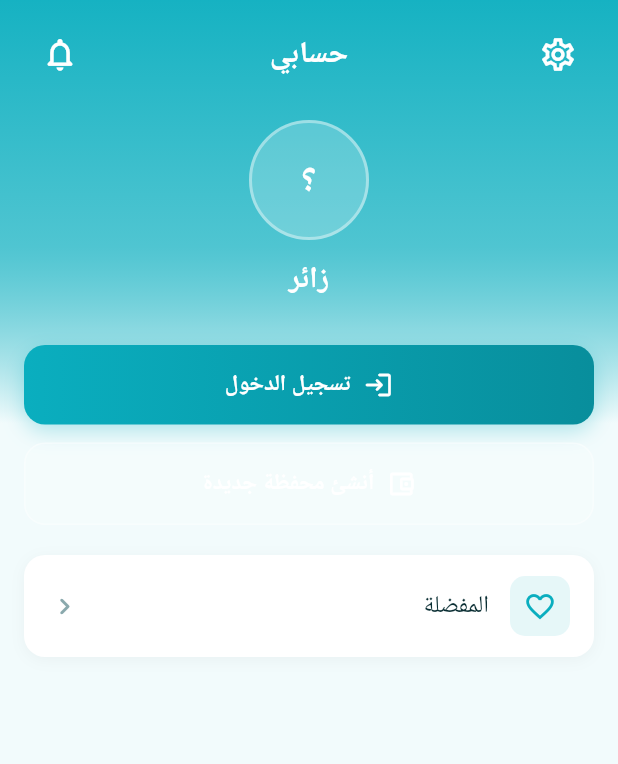
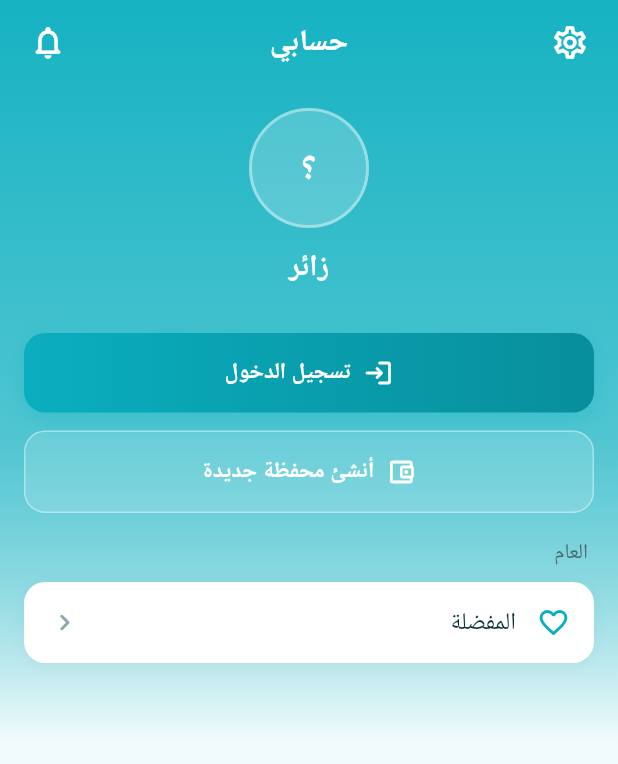
Before and after one commit to dev-mustafashihab/shihab-marketplace, a Flutter app: the ProfileScreen screen opened directly, on a phone screen of 412 x 824 dp. Shown: the top 764 px of the screen. Run offline on Flutter 3.47's test engine with Material 3 defaults, Android fonts, the light colour scheme and no system bars; our stand-ins replace cached_network_image, flutter_riverpod, geolocator, google_fonts, hugeicons, image_picker and 3 more; accounts and stored records are empty; Roboto replaces fonts that are missing (Cairo).

Commit message:
Profile: sections grouping, fixed header, spaces in account ID

```diff
--- a/frontend/lib/features/profile/profile_screen.dart
+++ b/frontend/lib/features/profile/profile_screen.dart
@@ -15,7 +15,7 @@
 import '../notifications/notifications_screen.dart';
 import '../transfers/transfers_screen.dart';
 
-/// حسابي — خلفية Gradient + كل عنصر بطاقة مستقلة (RTL كامل).
+/// حسابي — خلفية Gradient + أقسام منظمة + هيدر ثابت (RTL كامل).
 class ProfileScreen extends ConsumerWidget {
   const ProfileScreen({super.key});
 
@@ -45,22 +45,25 @@
             stops: const [0.0, 0.35, 0.6],
           ),
         ),
-        child: SafeArea(
+        child: Column(children: [
+          // هيدر ثابت لا يتحرك
+          _ProfileHeader(loggedIn: loggedIn),
+
+          // المحتوى القابل للتمرير
+          Expanded(
             child: SingleChildScrollView(
               padding: const EdgeInsets.fromLTRB(
                 AppSpacing.screenH,
-              AppSpacing.s12,
+                0,
                 AppSpacing.screenH,
                 32,
               ),
               child: Column(
                 crossAxisAlignment: CrossAxisAlignment.stretch,
                 children: [
-                // هيدر: جرس + عنوان + إعدادات
-                _ProfileHeader(loggedIn: loggedIn),
-                const SizedBox(height: AppSpacing.s20),
+                  const SizedBox(height: AppSpacing.s16),
 
-                // بطاقة المستخدم — على الخلفية المتدرجة
+                  // بطاقة المستخدم
                   _UserInfoCard(
                     loggedIn: loggedIn,
                     isVendor: isVendor,
@@ -90,10 +93,13 @@
                     ),
                   ],
 
+                  if (loggedIn) ...[
                     const SizedBox(height: AppSpacing.s20),
 
-                // كل عنصر بطاقة مستقلة
-                if (loggedIn) ...[
+                    // ── قسم: توثيق الحساب ──
+                    _SectionCard(
+                      title: 'توثيق الحساب',
+                      children: [
                         _MenuTile(
                           icon: Icons.badge_outlined,
                           title: 'الملفي الشخصي والتوثيق',
@@ -102,45 +108,152 @@
                             isVendor ? const RegisterScreen() : const ProfileDetailsScreen(),
                           ),
                         ),
+                      ],
+                    ),
+
+                    const SizedBox(height: AppSpacing.s16),
+
+                    // ── قسم: معلومات الحساب ──
+                    _SectionCard(
+                      title: 'معلومات الحساب',
+                      children: [
+                        _MenuTile(
+                          icon: Icons.person_outline_rounded,
+                          title: 'البيانات الشخصية',
+                          onTap: () => _push(context, const ProfileDetailsScreen()),
+                        ),
                         if (!isVendor) ...[
-                    const SizedBox(height: 10),
+                          _Divider(),
+                          _MenuTile(
+                            icon: Icons.account_balance_wallet_outlined,
+                            title: 'تفاصيل المحفظة',
+                            onTap: () => _push(context, const TransfersScreen()),
+                          ),
+                        ],
+                      ],
+                    ),
+
+                    const SizedBox(height: AppSpacing.s16),
+
+                    // ── قسم: إعدادات الأمان ──
+                    _SectionCard(
+                      title: 'إعدادات الأمان',
+                      children: [
+                        _MenuTile(
+                          icon: Icons.lock_outline_rounded,
+                          title: 'تغيير رمز الـ PIN',
+                          onTap: () => _push(context, const SecurityScreen()),
+                        ),
+                        _Divider(),
+                        _MenuTile(
+                          icon: Icons.security_outlined,
+                          title: 'الأمان وحماية الحساب',
+                          onTap: () => _push(context, const SecurityScreen()),
+                        ),
+                      ],
+                    ),
+
+                    const SizedBox(height: AppSpacing.s16),
+
+                    // ── قسم: الأجهزة المرتبطة ──
+                    _SectionCard(
+                      title: 'الاجهزة المرتبطة',
+                      children: [
+                        _MenuTile(
+                          icon: Icons.devices_outlined,
+                          title: 'ادارة الاجهزة',
+                          onTap: () {},
+                        ),
+                      ],
+                    ),
+
+                    const SizedBox(height: AppSpacing.s16),
+
+                    // ── قسم: الاعدادات ──
+                    _SectionCard(
+                      title: 'الاعدادات',
+                      children: [
+                        _MenuTile(
+                          icon: Icons.language_outlined,
+                          title: 'اللغة',
+                          trailing: 'العربية',
+                          onTap: () {},
+                        ),
+                        _Divider(),
+                        _MenuTile(
+                          icon: Icons.dark_mode_outlined,
+                          title: 'المظهر',
+                          trailing: 'فاتح',
+                          onTap: () {},
+                        ),
+                        _Divider(),
+                        _MenuTile(
+                          icon: Icons.notifications_none_rounded,
+                          title: 'الاشعارات',
+                          onTap: () => _push(context, const NotificationsScreen()),
+                        ),
+                      ],
+                    ),
+
+                    const SizedBox(height: AppSpacing.s16),
+
+                    // ── قسم: المفضلة ──
+                    _SectionCard(
+                      title: 'المفضلة',
+                      children: [
+                        _MenuTile(
+                          icon: Icons.favorite_border,
+                          title: 'قائمة المفضلة',
+                          onTap: () => _push(context, const FavoritesScreen()),
+                        ),
+                      ],
+                    ),
+
+                    const SizedBox(height: AppSpacing.s16),
+
+                    // ── قسم: حجوزاتي ──
+                    if (!isVendor)
+                      _SectionCard(
+                        title: 'حجوزاتي',
+                        children: [
                           _MenuTile(
                             icon: Icons.calendar_month_outlined,
                             title: 'حجوزاتي',
                             onTap: () => _push(context, const MyBookingsScreen()),
                           ),
-                    const SizedBox(height: 10),
+                          _Divider(),
                           _MenuTile(
                             icon: Icons.receipt_long_outlined,
                             title: 'سجل عمليات المحفظة',
                             onTap: () => _push(context, const TransfersScreen()),
                           ),
                         ],
-                  const SizedBox(height: 10),
-                  _MenuTile(
-                    icon: Icons.favorite_border,
-                    title: 'المفضلة',
-                    onTap: () => _push(context, const FavoritesScreen()),
                       ),
-                  const SizedBox(height: 10),
-                  _MenuTile(
-                    icon: Icons.lock_outline_rounded,
-                    title: 'الأمان وتغيير رمز الـ PIN',
-                    onTap: () => _push(context, const SecurityScreen()),
-                  ),
+
                     if (isVendor) ...[
-                    const SizedBox(height: 10),
+                      const SizedBox(height: AppSpacing.s16),
+                      _SectionCard(
+                        title: 'التجارة',
+                        children: [
                           _MenuTile(
                             icon: Icons.storefront_rounded,
                             title: 'متجري (حساب تجاري)',
                             onTap: () => _push(context, const MyVendorScreen()),
                           ),
                         ],
+                      ),
+                    ],
                   ] else ...[
+                    const SizedBox(height: AppSpacing.s16),
+                    _SectionCard(
+                      title: 'العام',
+                      children: [
                         _MenuTile(
                           icon: Icons.favorite_border,
                           title: 'المفضلة',
                           onTap: () => _push(context, const FavoritesScreen()),
+                        ),
+                      ],
                     ),
                   ],
 
@@ -166,6 +279,7 @@
               ),
             ),
           ),
+        ]),
       ),
     );
   }
@@ -175,7 +289,7 @@
   }
 }
 
-// ─────────────────────── الهيدر ───────────────────────
+// ─────────────────────── الهيدر الثابت ───────────────────────
 
 class _ProfileHeader extends ConsumerWidget {
   const _ProfileHeader({required this.loggedIn});
@@ -184,13 +298,17 @@
   @override
   Widget build(BuildContext context, WidgetRef ref) {
     final unread = loggedIn ? ref.watch(_unreadProvider).valueOrNull ?? 0 : 0;
-    return Directionality(
+    return SafeArea(
+      bottom: false,
+      child: Padding(
+        padding: const EdgeInsets.symmetric(horizontal: 8, vertical: 4),
+        child: Directionality(
           textDirection: TextDirection.ltr,
           child: Row(children: [
             // جرس يسار + شارة العداد
             Stack(clipBehavior: Clip.none, children: [
               IconButton(
-            tooltip: 'الإشعارات',
+                tooltip: 'الاشعارات',
                 onPressed: !loggedIn
                     ? null
                     : () => Navigator.of(context)
@@ -225,13 +343,15 @@
             const Spacer(),
             // إعدادات يمين
             IconButton(
-          tooltip: 'الأمان',
+              tooltip: 'الاعدادات',
               onPressed: !loggedIn
                   ? null
                   : () => Navigator.of(context).push(MaterialPageRoute(builder: (_) => const SecurityScreen())),
               icon: const Icon(Icons.settings_outlined, size: 26, color: Colors.white),
             ),
           ]),
+        ),
+      ),
     );
   }
 }
@@ -258,10 +378,11 @@
     return '${parts.first.characters.first}${parts.last.characters.first}';
   }
 
+  /// تنسيق رقم الحساب: مسافة بين كل 4 أرقام
   static String formatAccount(String raw) {
-    final d = raw.replaceAll(RegExp(r'[\s-]'), '');
+    final d = raw.replaceAll(RegExp(r'[\s\-]'), '');
     if (d.length != 16) return raw;
-    return '${d.substring(0, 4)}-${d.substring(4, 8)}-${d.substring(8, 12)}-${d.substring(12)}';
+    return '${d.substring(0, 4)} ${d.substring(4, 8)} ${d.substring(8, 12)} ${d.substring(12)}';
   }
 
   @override
@@ -334,7 +455,7 @@
       ),
       const SizedBox(height: 6),
 
-      // رقم الحساب مع نسخ
+      // رقم الحساب مع نسخ — مسافة بين كل 4 أرقام
       if (loggedIn && !isVendor && accId.isNotEmpty)
         InkWell(
           onTap: () {
@@ -354,7 +475,7 @@
               Text(
                 formatAccount(accId),
                 textDirection: TextDirection.ltr,
-                style: AppText.en(Colors.white.withOpacity(0.9), size: 13, weight: FontWeight.w600),
+                style: AppText.en(Colors.white.withOpacity(0.9), size: 14, weight: FontWeight.w600),
               ),
               const SizedBox(width: 6),
               Icon(Icons.copy_rounded, size: 14, color: Colors.white.withOpacity(0.7)),
@@ -417,17 +538,26 @@
   }
 }
 
-// ─────────────────────── بطاقة عنصر قائمة مستقلة ───────────────────────
+// ─────────────────────── بطاقة قسم ───────────────────────
 
-class _MenuTile extends StatelessWidget {
-  const _MenuTile({required this.icon, required this.title, required this.onTap});
-  final IconData icon;
+class _SectionCard extends StatelessWidget {
+  const _SectionCard({required this.title, required this.children});
   final String title;
-  final VoidCallback onTap;
+  final List<Widget> children;
 
   @override
   Widget build(BuildContext context) {
-    return Container(
+    return Column(
+      crossAxisAlignment: CrossAxisAlignment.start,
+      children: [
+        Padding(
+          padding: const EdgeInsets.only(right: 4, bottom: 8),
+          child: Text(
+            title,
+            style: AppText.bodyM(const Color(0xFF4A6B6F)),
+          ),
+        ),
+        Container(
           decoration: BoxDecoration(
             color: Colors.white,
             borderRadius: BorderRadius.circular(14),
@@ -435,31 +565,53 @@
               BoxShadow(color: Colors.black.withOpacity(0.04), blurRadius: 8, offset: const Offset(0, 2)),
             ],
           ),
-      child: Material(
+          child: ClipRRect(
+            borderRadius: BorderRadius.circular(14),
+            child: Column(children: children),
+          ),
+        ),
+      ],
+    );
+  }
+}
+
+// ─────────────────────── عنصر قائمة ───────────────────────
+
+class _MenuTile extends StatelessWidget {
+  const _MenuTile({required this.icon, required this.title, this.trailing, required this.onTap});
+  final IconData icon;
+  final String title;
+  final String? trailing;
+  final VoidCallback onTap;
+
+  @override
+  Widget build(BuildContext context) {
+    return Material(
       color: Colors.transparent,
       child: InkWell(
-          borderRadius: BorderRadius.circular(14),
         onTap: onTap,
         child: Padding(
           padding: const EdgeInsets.symmetric(horizontal: 16, vertical: 14),
           child: Row(children: [
-              Container(
-                width: 40,
-                height: 40,
-                decoration: BoxDecoration(
-                  color: const Color(0xFF0AAEBF).withOpacity(0.1),
-                  borderRadius: BorderRadius.circular(10),
-                ),
-                child: Icon(icon, color: const Color(0xFF0AAEBF), size: 22),
-              ),
+            Icon(icon, color: const Color(0xFF0AAEBF), size: 22),
             const SizedBox(width: 14),
             Expanded(child: Text(title, style: AppText.bodyL(const Color(0xFF0A2E33)))),
+            if (trailing != null) ...[
+              Text(trailing!, style: AppText.bodyM(const Color(0xFF8AA9AD))),
+              const SizedBox(width: 4),
+            ],
             const Icon(Icons.chevron_left_rounded, color: Color(0xFF8AA9AD), size: 22),
           ]),
         ),
       ),
-      ),
     );
+  }
+}
+
+class _Divider extends StatelessWidget {
+  @override
+  Widget build(BuildContext context) {
+    return Divider(height: 1, color: const Color(0xFFD6EAF0), indent: 52);
   }
 }
 
@@ -832,7 +984,7 @@
   }
 }
 
-/// شاشة متجري — تحويل الحساب إلى تجاري.
+/// شاشة متجري.
 class MyVendorScreen extends ConsumerWidget {
   const MyVendorScreen({super.key});
 
```
Also changed, not shown: admin/assets/fonts/MaterialIcons-Regular.otf, 3 other files. Lines whose indentation alone changed are shown as unchanged.
